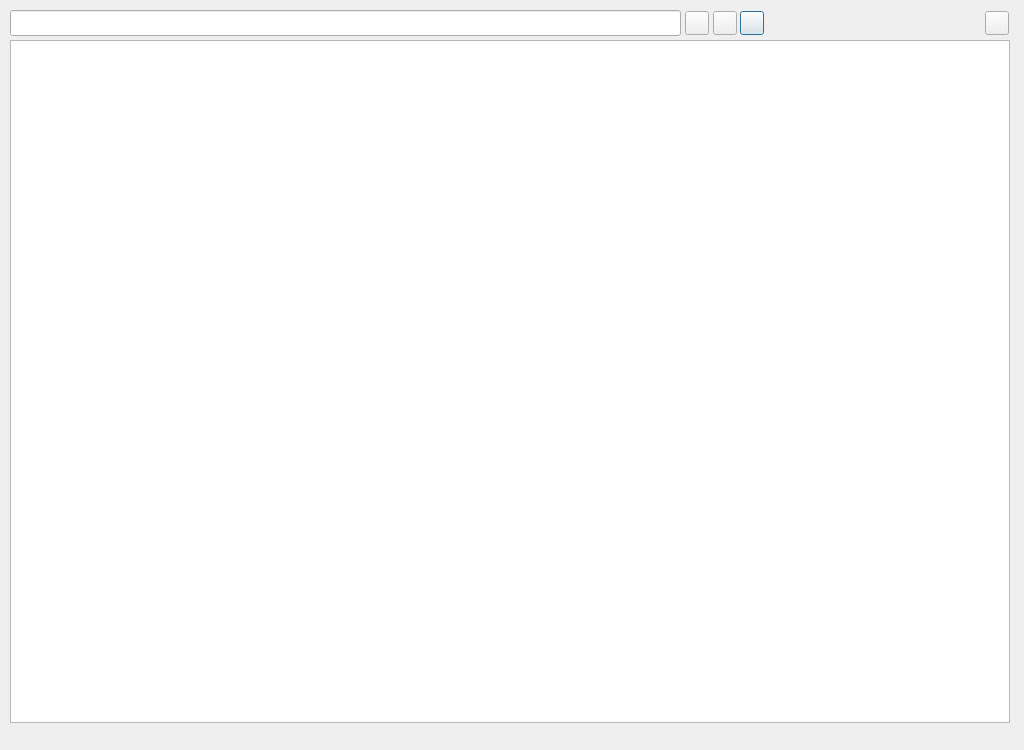
Old version of the form Tools/ResourceEditor/DataQt/CubeMapTextureBrowser.ui in the repository xaoctech/dava.engine.
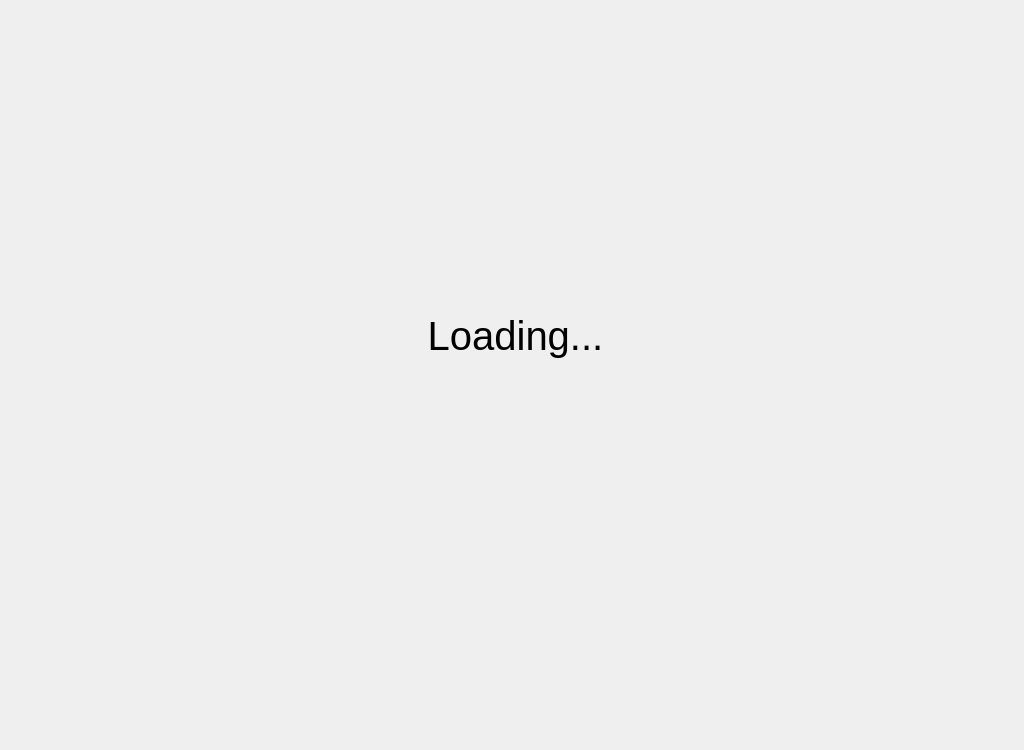
New version of the form. Icons and pictures are not drawn.

Commit message: [DF-1704] [DF-1706] fixes for cubemap list display when some maps are invalid, checking for correct size when adding new face

Patch:
```diff
--- a/Tools/ResourceEditor/DataQt/CubeMapTextureBrowser.ui
+++ b/Tools/ResourceEditor/DataQt/CubeMapTextureBrowser.ui
@@ -213,6 +213,46 @@
     <bool>false</bool>
    </property>
   </widget>
+  <widget class="QWidget" name="loadingWidget" native="true">
+   <property name="geometry">
+    <rect>
+     <x>0</x>
+     <y>0</y>
+     <width>1024</width>
+     <height>751</height>
+    </rect>
+   </property>
+   <property name="cursor">
+    <cursorShape>ArrowCursor</cursorShape>
+   </property>
+   <property name="autoFillBackground">
+    <bool>true</bool>
+   </property>
+   <widget class="QLabel" name="label_2">
+    <property name="geometry">
+     <rect>
+      <x>410</x>
+      <y>310</y>
+      <width>211</width>
+      <height>51</height>
+     </rect>
+    </property>
+    <property name="font">
+     <font>
+      <pointsize>30</pointsize>
+     </font>
+    </property>
+    <property name="frameShape">
+     <enum>QFrame::NoFrame</enum>
+    </property>
+    <property name="text">
+     <string>Loading...</string>
+    </property>
+    <property name="alignment">
+     <set>Qt::AlignCenter</set>
+    </property>
+   </widget>
+  </widget>
   <zorder>textRootPath</zorder>
   <zorder>buttonSelectRootPath</zorder>
   <zorder>buttonCreateCube</zorder>
@@ -221,6 +261,7 @@
   <zorder>buttonReload</zorder>
   <zorder>selectedItemsStatus</zorder>
   <zorder>buttonRemove</zorder>
+  <zorder>loadingWidget</zorder>
  </widget>
  <resources>
   <include location="QtIcons.qrc"/>
```
The commit also changes 2 other files.
